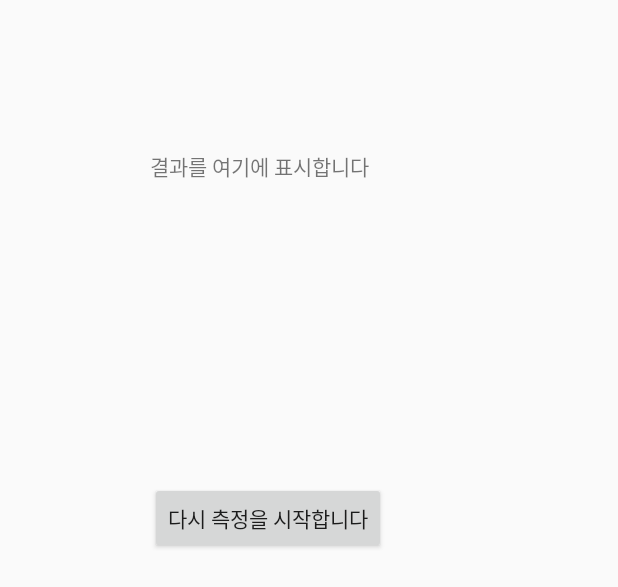
After one commit to AWEEKJ/Leitner, an Android app: the layout result_popup.xml on its own in the app's theme, with its tools: preview values and no code run, on a phone screen of 412 x 824 dp. The commit adds this screen. Shown: the top 587 px of the screen. Run offline under Robolectric (Android 15) with nearby library versions, the phone set to English and light mode, and no system bars.

Commit message:
카테고리 추가 시 이름/ 시간/ 레벨 중 설정/ 선택하지 않은 항목이 있으면 거부
 시간 측정 끝날 시 팝업 띄움 >> 이후 시간 실제 연동되면 안의 내용 변경해야

```diff
--- a/app/src/main/AndroidManifest.xml
+++ b/app/src/main/AndroidManifest.xml
@@ -26,6 +26,9 @@
 
         </activity>
 
+        <activity android:name=".PopupResultActivity"
+            android:theme="@android:style/Theme.DeviceDefault.Light.Dialog"/>
+
         <service
             android:name="com.uos.leitner.MotionControlService"
             android:enabled="true"
--- /dev/null
+++ b/app/src/main/res/layout/result_popup.xml
@@ -0,0 +1,21 @@
+<?xml version="1.0" encoding="utf-8"?>
+<LinearLayout xmlns:android="http://schemas.android.com/apk/res/android"
+    android:orientation="vertical" android:layout_width="match_parent"
+    android:layout_height="match_parent"
+    android:weightSum="1">
+
+    <TextView
+        android:text="결과를 여기에 표시합니다"
+        android:layout_width="wrap_content"
+        android:layout_height="wrap_content"
+        android:id="@+id/present_result"
+        android:layout_margin="100dp" />
+
+    <Button
+        android:text="다시 측정을 시작합니다"
+        android:layout_width="wrap_content"
+        android:layout_height="wrap_content"
+        android:id="@+id/button_StartAgain"
+        android:elevation="24dp"
+        android:layout_margin="100dp" />
+</LinearLayout>
```
Also changed, not shown: app/src/main/java/com/uos/leitner/CategoryView.java (+10 -0 lines), app/src/main/java/com/uos/leitner/MeasureView.java (+16 -1 lines), app/src/main/java/com/uos/leitner/PopupResultActivity.java (added, +33 -0 lines), app/src/main/java/com/uos/leitner/model/Subject_log.java (line endings or trailing spaces).
